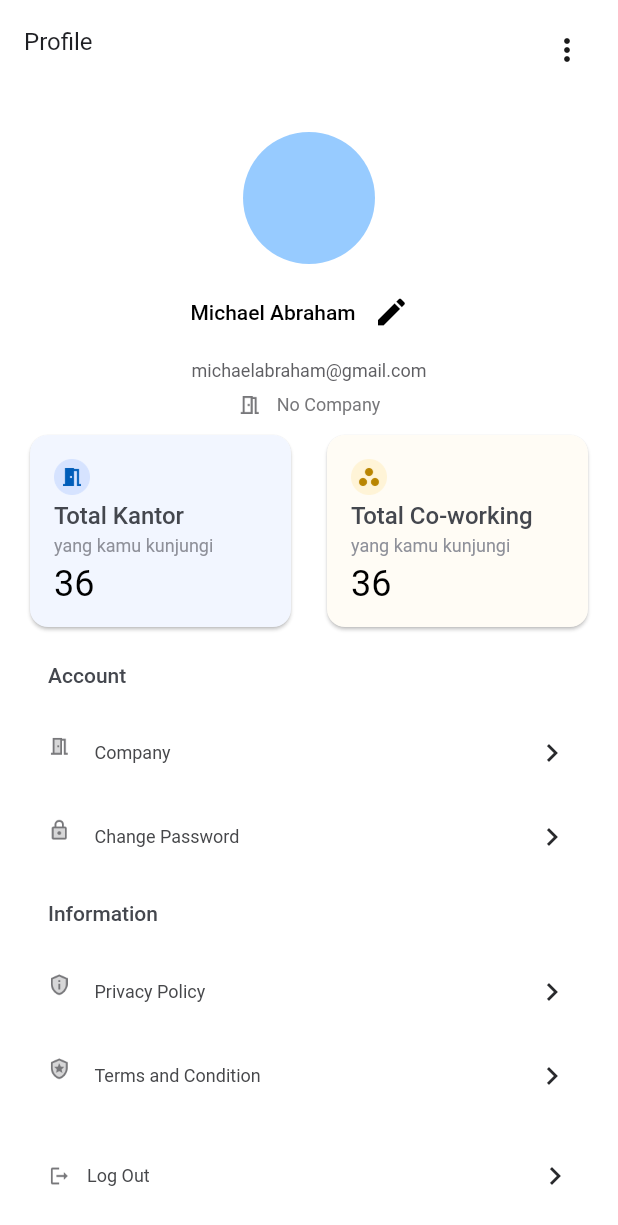
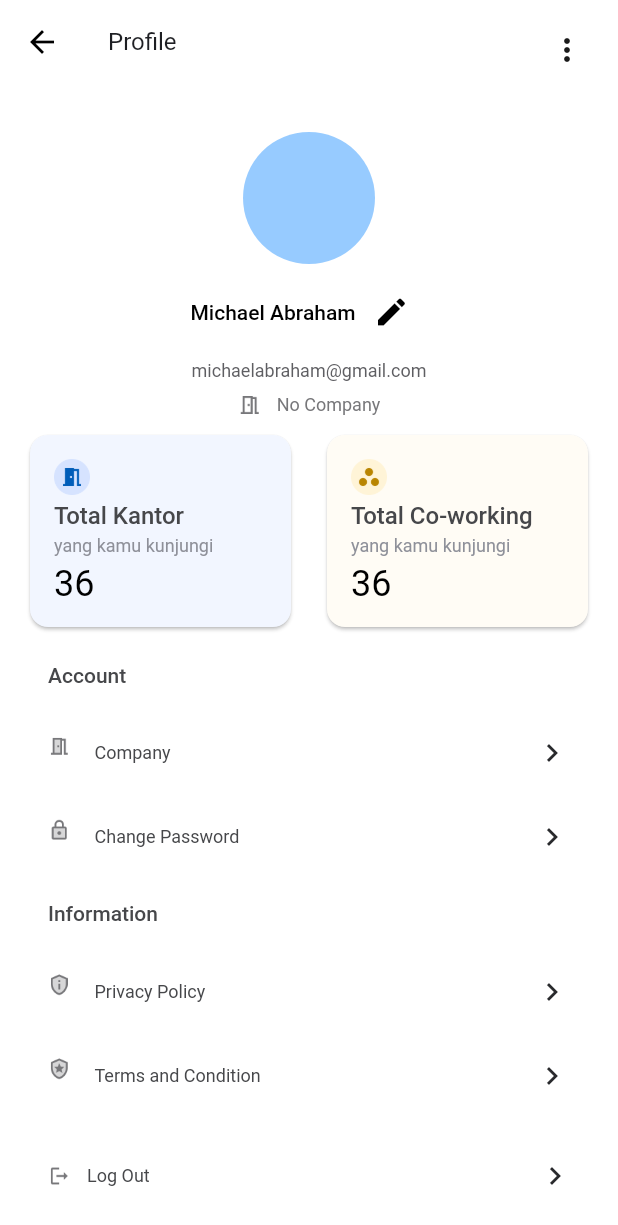
Before and after one commit to Kelompok-13-Alterra/flutter_capstone, a Flutter app: the screen it shows after launch, on a phone screen of 412 x 824 dp. Shown: the top 1225 px of the screen. Run offline on Flutter 3.47's test engine with Material 2 defaults, Android fonts, the phone set to English and light mode, and no system bars; our stand-ins replace google_fonts.

Commit message:
Fixed some file from profile feature

```diff
--- a/lib/screens/profile/profile_screen.dart
+++ b/lib/screens/profile/profile_screen.dart
@@ -1,8 +1,8 @@
 import 'package:flutter/material.dart';
+import 'package:flutter_capstone/screens/profile/cards_profile_widget.dart';
+import 'package:flutter_capstone/screens/profile/profiles_widget.dart';
 import 'package:flutter_capstone/style/padding_style.dart';
 import 'package:flutter_capstone/style/text_style.dart';
-import 'package:flutter_capstone/screens/profile/cards_profile_widget.dart';
-import 'package:flutter_capstone/screens/profile/profiles_widget.dart';
 
 class ProfileScreen extends StatefulWidget {
   const ProfileScreen({super.key});
@@ -15,16 +15,21 @@ class _ProfileScreenState extends State<ProfileScreen> {
   @override
   Widget build(BuildContext context) {
     return Scaffold(
-      backgroundColor: kWhiteColor,
+      backgroundColor: Colors.white,
       appBar: AppBar(
         elevation: 0,
         backgroundColor: Colors.transparent,
         title: Text(
           "Profile",
-          style: blackTextStyle.copyWith(
-            fontSize: 16,
-            fontWeight: regular,
-          ),
+          style: setTextStyle(NeutralColor().neutral12)
+              .copyWith(fontSize: 16, fontWeight: regular),
+        ),
+        leading: IconButton(
+          icon: const Icon(Icons.arrow_back),
+          color: NeutralColor().neutral0,
+          onPressed: () {
+            Navigator.pop(context);
+          },
         ),
         actions: const [
           Padding(
@@ -52,7 +57,7 @@ class _ProfileScreenState extends State<ProfileScreen> {
                   height: 88,
                   decoration: BoxDecoration(
                     shape: BoxShape.circle,
-                    color: kLightSecondaryColor,
+                    color: SecondaryColor().secondaryFixedDim,
                   ),
                 ),
               ),
@@ -66,7 +71,7 @@ class _ProfileScreenState extends State<ProfileScreen> {
                   children: [
                     Text(
                       "Michael Abraham",
-                      style: sourceBlackTextStyle.copyWith(
+                      style: setTextStyle(SourceColor().black).copyWith(
                         fontSize: 14,
                         fontWeight: medium,
                       ),
@@ -75,7 +80,7 @@ class _ProfileScreenState extends State<ProfileScreen> {
                       splashRadius: 10,
                       onPressed: () {},
                       icon: const Icon(Icons.edit),
-                      color: kSourceBlackColor,
+                      color: SourceColor().black,
                     ),
                   ],
                 ),
@@ -86,7 +91,10 @@ class _ProfileScreenState extends State<ProfileScreen> {
                 ),
                 child: Text(
                   "michaelabraham@gmail.com",
-                  style: TextGmail().text19,
+                  style: setTextStyle(NeutralColor().neutral40).copyWith(
+                    fontSize: 12,
+                    fontWeight: regular,
+                  ),
                 ),
               ),
               Padding(
@@ -107,7 +115,7 @@ class _ProfileScreenState extends State<ProfileScreen> {
                     ),
                     Text(
                       'No Company',
-                      style: neutral50TextStyle.copyWith(
+                      style: setTextStyle(NeutralColor().neutral50).copyWith(
                         fontSize: 12,
                         fontWeight: regular,
                       ),
@@ -141,19 +149,19 @@ class _ProfileScreenState extends State<ProfileScreen> {
             width2: 24,
             height3: 4,
             text1: 'Total Kantor',
-            style1: neutralVariant30TextStyle.copyWith(
+            style1: setTextStyle(NeutralColor().neutral30).copyWith(
               fontSize: 16,
               fontWeight: medium,
             ),
             height4: 4,
             text2: 'yang kamu kunjungi',
-            style2: neutralVariant60TextStyle.copyWith(
+            style2: setTextStyle(SourceColor().darkOutline).copyWith(
               fontSize: 12,
               fontWeight: regular,
             ),
             height5: 4,
             text3: '36',
-            style3: sourceBlackTextStyle.copyWith(
+            style3: setTextStyle(SourceColor().black).copyWith(
               fontSize: 24,
               fontWeight: regular,
             ),
@@ -172,19 +180,19 @@ class _ProfileScreenState extends State<ProfileScreen> {
             width7: 24,
             height8: 4,
             text4: 'Total Co-working',
-            style4: neutralVariant30TextStyle.copyWith(
+            style4: setTextStyle(NeutralColor().neutral30).copyWith(
               fontSize: 16,
               fontWeight: medium,
             ),
             height9: 4,
             text5: 'yang kamu kunjungi',
-            style5: neutralVariant60TextStyle.copyWith(
+            style5: setTextStyle(SourceColor().darkOutline).copyWith(
               fontSize: 12,
               fontWeight: regular,
             ),
             height10: 4,
             text6: '36',
-            style6: sourceBlackTextStyle.copyWith(
+            style6: setTextStyle(SourceColor().black).copyWith(
               fontSize: 24,
               fontWeight: regular,
             ),
--- a/lib/screens/profile/profiles_widget.dart
+++ b/lib/screens/profile/profiles_widget.dart
@@ -79,7 +79,7 @@ Widget profilesWidget(BuildContext context) {
             ),
             child: Text(
               "Account",
-              style: neutralVariant30TextStyle.copyWith(
+              style: setTextStyle(NeutralColor().neutral30).copyWith(
                 fontSize: 14,
                 fontWeight: medium,
               ),
@@ -97,7 +97,7 @@ Widget profilesWidget(BuildContext context) {
                   leading: iconSubMenuAccount[index],
                   title: Text(
                     subMenuAccount[index],
-                    style: neutral30TextStyle.copyWith(
+                    style: setTextStyle(NeutralColor().neutral30).copyWith(
                       fontSize: 12,
                       fontWeight: regular,
                     ),
@@ -125,7 +125,7 @@ Widget profilesWidget(BuildContext context) {
             ),
             child: Text(
               "Information",
-              style: neutralVariant30TextStyle.copyWith(
+              style: setTextStyle(NeutralColor().neutral30).copyWith(
                 fontSize: 14,
                 fontWeight: medium,
               ),
@@ -143,7 +143,7 @@ Widget profilesWidget(BuildContext context) {
                   leading: iconSubMenuInformation[index],
                   title: Text(
                     subMenuInformation[index],
-                    style: neutral30TextStyle.copyWith(
+                    style: setTextStyle(NeutralColor().neutral30).copyWith(
                       fontSize: 12,
                       fontWeight: regular,
                     ),
@@ -184,7 +184,7 @@ Widget profilesWidget(BuildContext context) {
                     ),
                     Text(
                       "Log Out",
-                      style: neutral30TextStyle.copyWith(
+                      style: setTextStyle(NeutralColor().neutral30).copyWith(
                         fontSize: 12,
                         fontWeight: regular,
                       ),
```
Also changed, not shown: lib/style/text_style.dart (+95 -245 lines).
